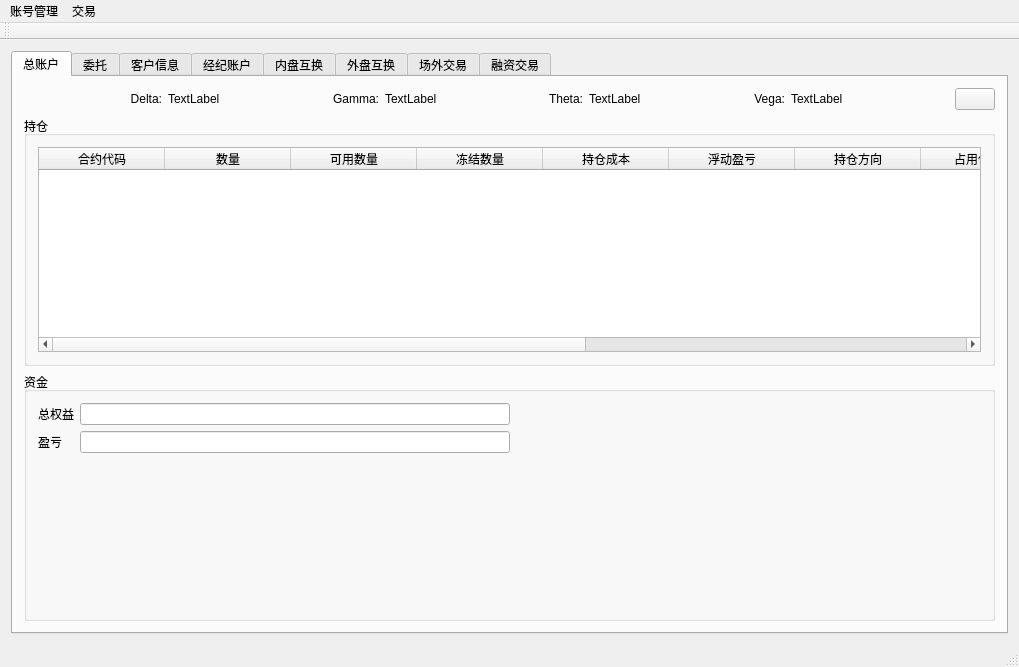
This is Server/mainwindow.ui in Dalizi/otc_platform as Qt 5 draws it before an edit. The edited form follows.
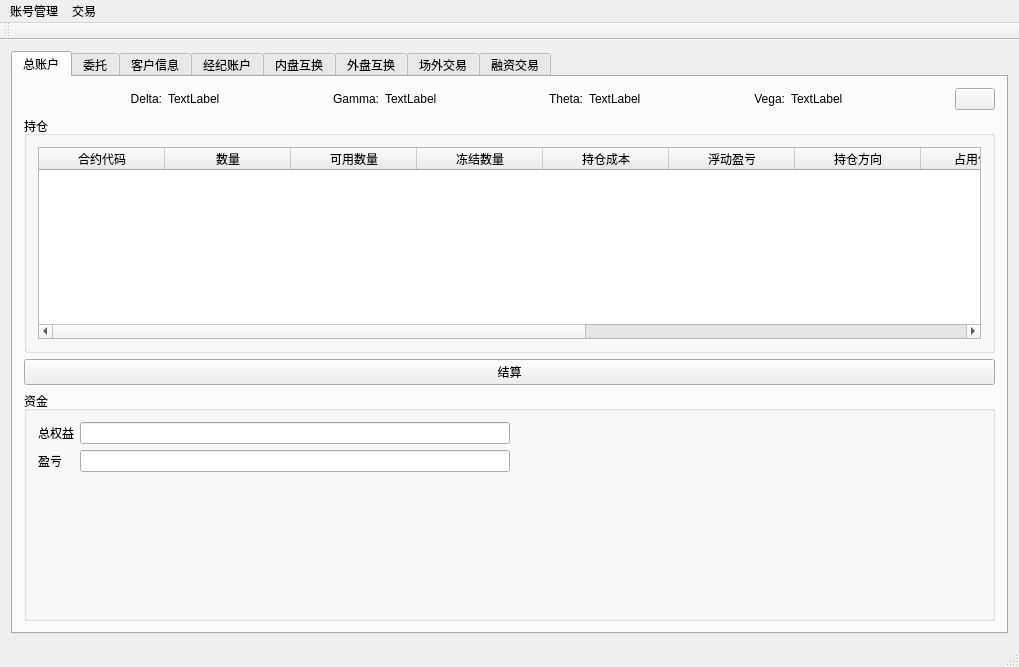
This is the edited form. Icons and pictures are not drawn.

Commit message: 1.调整了结算按钮的位置。 2.读取结算文件失败后现在不会跑出异常，而是会弹出警告窗口并停止结算流程。

Patch:
```diff
--- a/Server/mainwindow.ui
+++ b/Server/mainwindow.ui
@@ -291,6 +291,13 @@
           </layout>
          </widget>
         </item>
+        <item>
+         <widget class="QPushButton" name="settlePushButton">
+          <property name="text">
+           <string>结算</string>
+          </property>
+         </widget>
+        </item>
         <item>
          <widget class="QGroupBox" name="groupBox_7">
           <property name="sizePolicy">
@@ -302,8 +309,10 @@
           <property name="title">
            <string>资金</string>
           </property>
-          <layout class="QGridLayout" name="gridLayout_4">
-           <item row="0" column="0">
+          <layout class="QVBoxLayout" name="verticalLayout_8">
+           <item>
+            <layout class="QHBoxLayout" name="horizontalLayout_3">
+             <item>
             <layout class="QFormLayout" name="formLayout_5">
              <item row="0" column="0">
               <widget class="QLabel" name="totalMainBalanceLabel">
@@ -341,7 +350,9 @@
              </item>
             </layout>
            </item>
-           <item row="0" column="1">
+             <item>
+              <layout class="QVBoxLayout" name="verticalLayout_7">
+               <item>
             <spacer name="horizontalSpacer_8">
              <property name="orientation">
               <enum>Qt::Horizontal</enum>
@@ -355,6 +366,10 @@
             </spacer>
            </item>
           </layout>
+             </item>
+            </layout>
+           </item>
+          </layout>
          </widget>
         </item>
        </layout>
@@ -619,13 +634,6 @@
                </property>
               </widget>
              </item>
-             <item row="3" column="1">
-              <widget class="QPushButton" name="settlePushButton">
-               <property name="text">
-                <string>结算</string>
-               </property>
-              </widget>
-             </item>
             </layout>
            </item>
           </layout>
```
Lines whose indentation alone changed are shown as unchanged. The commit also changes 2 other files.
